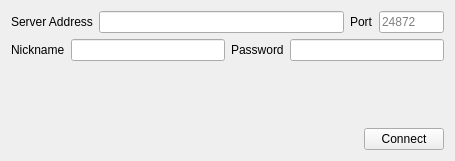
Old version of the form src/suyu/multiplayer/direct_connect.ui in the repository suyu-emu/suyu-v0.0.4.
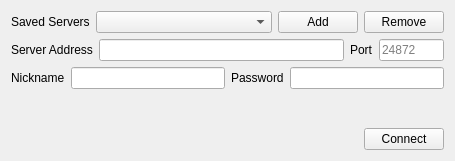
New version of the form.

Diff of the .ui file:
```diff
--- a/src/suyu/multiplayer/direct_connect.ui
+++ b/src/suyu/multiplayer/direct_connect.ui
@@ -18,6 +18,44 @@
     <layout class="QVBoxLayout" name="verticalLayout_3">
      <item>
       <layout class="QVBoxLayout" name="verticalLayout_2">
+       <item>
+        <layout class="QHBoxLayout" name="horizontalLayoutServerList">
+         <property name="spacing">
+          <number>6</number>
+         </property>
+         <item>
+          <widget class="QLabel" name="label_saved_servers">
+           <property name="text">
+            <string>Saved Servers</string>
+           </property>
+          </widget>
+         </item>
+         <item>
+          <widget class="QComboBox" name="server_list">
+           <property name="sizePolicy">
+            <sizepolicy hsizetype="Expanding" vsizetype="Fixed">
+             <horstretch>0</horstretch>
+             <verstretch>0</verstretch>
+            </sizepolicy>
+           </property>
+          </widget>
+         </item>
+         <item>
+          <widget class="QPushButton" name="add_server">
+           <property name="text">
+            <string>Add</string>
+           </property>
+          </widget>
+         </item>
+         <item>
+          <widget class="QPushButton" name="remove_server">
+           <property name="text">
+            <string>Remove</string>
+           </property>
+          </widget>
+         </item>
+        </layout>
+       </item>
        <item>
         <layout class="QHBoxLayout" name="horizontalLayout">
          <property name="spacing">
```
